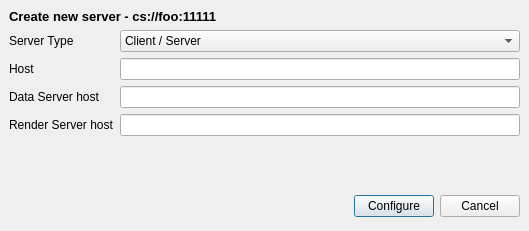
First picture: the form in Qt/Components/Resources/UI/pqCreateServerStartupDialog.ui, repository wildmichael/ParaView3-enhancements-old, before the edit.
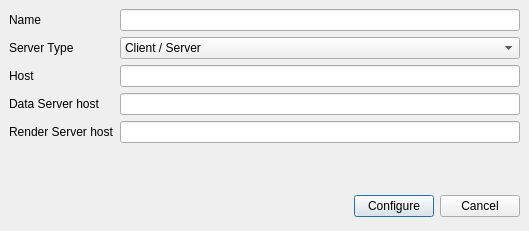
Second picture: the form after the edit.

Commit message: ENH: Allow more-than-one server startup per host ENH: Use new XML schema for server startup configuration ENH: Support prompting users for runtime server startup arguments ENH: Support automatic generation of random connect ids for server startup arguments ENH: Consolidate & simplify server browser / manage servers dialogs

Diff of the .ui file:
```diff
--- a/Qt/Components/Resources/UI/pqCreateServerStartupDialog.ui
+++ b/Qt/Components/Resources/UI/pqCreateServerStartupDialog.ui
@@ -22,24 +22,6 @@
    <property name="spacing" >
     <number>6</number>
    </property>
-   <item>
-    <widget class="QLabel" name="message" >
-     <property name="font" >
-      <font>
-       <family>MS Shell Dlg 2</family>
-       <pointsize>10</pointsize>
-       <weight>75</weight>
-       <italic>false</italic>
-       <bold>true</bold>
-       <underline>false</underline>
-       <strikeout>false</strikeout>
-      </font>
-     </property>
-     <property name="text" >
-      <string>Create new server - cs://foo:11111</string>
-     </property>
-    </widget>
-   </item>
    <item>
     <layout class="QGridLayout" >
      <property name="margin" >
@@ -48,14 +30,14 @@
      <property name="spacing" >
       <number>6</number>
      </property>
+     <item row="3" column="0" >
+      <widget class="QLabel" name="dataServerHostLabel" >
+       <property name="text" >
+        <string>Data Server host</string>
+       </property>
+      </widget>
+     </item>
      <item row="1" column="0" >
-      <widget class="QLabel" name="hostLabel" >
-       <property name="text" >
-        <string>Host</string>
-       </property>
-      </widget>
-     </item>
-     <item row="0" column="0" >
       <widget class="QLabel" name="label_4" >
        <property name="sizePolicy" >
         <sizepolicy>
@@ -70,30 +52,7 @@
        </property>
       </widget>
      </item>
-     <item row="4" column="0" colspan="2" >
-      <spacer>
-       <property name="orientation" >
-        <enum>Qt::Vertical</enum>
-       </property>
-       <property name="sizeHint" >
-        <size>
-         <width>20</width>
-         <height>40</height>
-        </size>
-       </property>
-      </spacer>
-     </item>
-     <item row="3" column="1" >
-      <widget class="QLineEdit" name="renderServerHost" />
-     </item>
-     <item row="3" column="0" >
-      <widget class="QLabel" name="renderServerHostLabel" >
-       <property name="text" >
-        <string>Render Server host</string>
-       </property>
-      </widget>
-     </item>
-     <item row="0" column="1" >
+     <item row="1" column="1" >
       <widget class="QComboBox" name="type" >
        <property name="currentIndex" >
         <number>0</number>
@@ -120,19 +79,52 @@
        </item>
       </widget>
      </item>
-     <item row="1" column="1" >
-      <widget class="QLineEdit" name="host" />
+     <item row="5" column="0" colspan="2" >
+      <spacer>
+       <property name="orientation" >
+        <enum>Qt::Vertical</enum>
+       </property>
+       <property name="sizeHint" >
+        <size>
+         <width>20</width>
+         <height>40</height>
+        </size>
+       </property>
+      </spacer>
      </item>
      <item row="2" column="1" >
-      <widget class="QLineEdit" name="dataServerHost" />
+      <widget class="QLineEdit" name="host" />
      </item>
      <item row="2" column="0" >
-      <widget class="QLabel" name="dataServerHostLabel" >
+      <widget class="QLabel" name="hostLabel" >
        <property name="text" >
-        <string>Data Server host</string>
+        <string>Host</string>
        </property>
       </widget>
      </item>
+     <item row="3" column="1" >
+      <widget class="QLineEdit" name="dataServerHost" />
+     </item>
+     <item row="4" column="0" >
+      <widget class="QLabel" name="renderServerHostLabel" >
+       <property name="text" >
+        <string>Render Server host</string>
+       </property>
+      </widget>
+     </item>
+     <item row="4" column="1" >
+      <widget class="QLineEdit" name="renderServerHost" />
+     </item>
+     <item row="0" column="0" >
+      <widget class="QLabel" name="label" >
+       <property name="text" >
+        <string>Name</string>
+       </property>
+      </widget>
+     </item>
+     <item row="0" column="1" >
+      <widget class="QLineEdit" name="name" />
+     </item>
     </layout>
    </item>
    <item>
```
Left out of the diff: 9 changed lines with no effect on the pictures. The commit also changes 56 other files.
